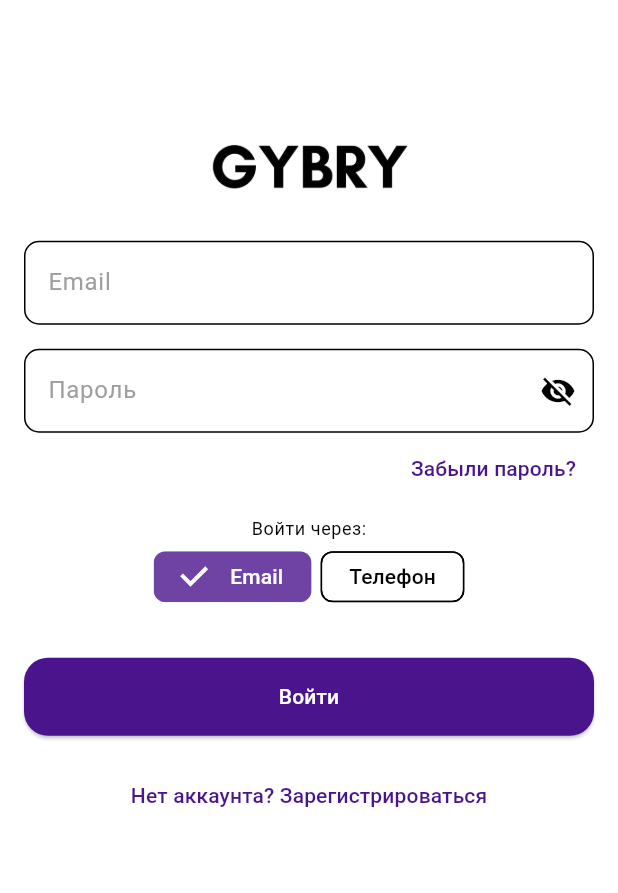
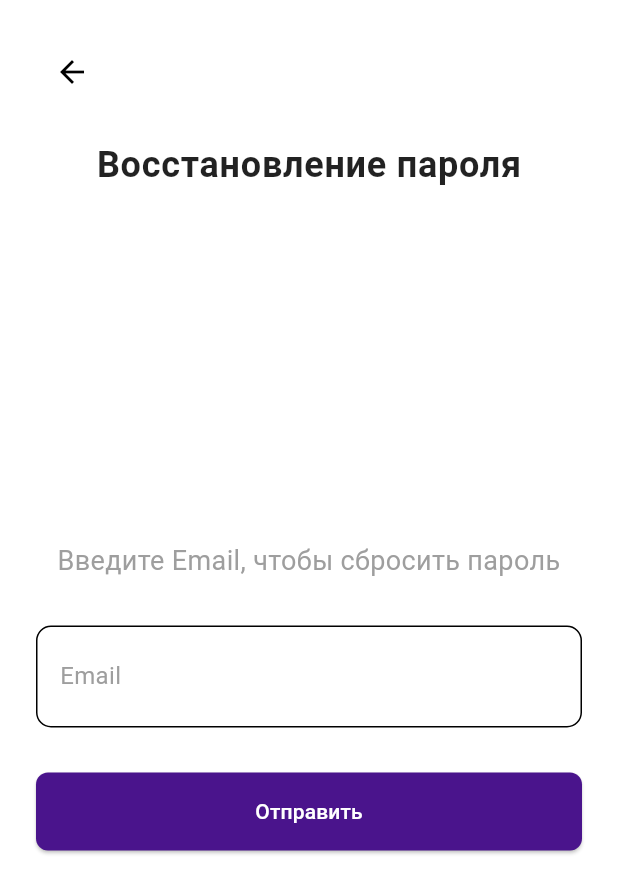
Before and after one commit to BondarevAD/gybry_demo, a Flutter app: the screen it shows after launch, after a tap on "Забыли пароль?", on a phone screen of 412 x 824 dp. Shown: the top 893 px of the screen. Run offline on Flutter 3.47's test engine with Material 3 defaults, Android fonts, the phone set to English and light mode, and no system bars; missing offline and left inert: all_country_code.

Commit message:
feat: add recovery password page

```diff
--- a/lib/presentation/pages/login/widgets/login_page_body.dart
+++ b/lib/presentation/pages/login/widgets/login_page_body.dart
@@ -1,6 +1,7 @@
 import 'package:flutter/material.dart';
 import 'package:all_country_code/all_country_code.dart';
 import 'package:gybry_demo/presentation/pages/profile/profile_page.dart';
+import 'package:gybry_demo/presentation/pages/recovery_page/recovery_page.dart';
 import 'package:gybry_demo/presentation/widgets/phone_field.dart';
 import 'package:gybry_demo/presentation/widgets/sign_up_text_field.dart';
 import 'package:gybry_demo/presentation/pages/sign_up/sign_up_page.dart';
@@ -92,7 +93,10 @@ class _LoginPageBodyState extends State<LoginPageBody> {
               alignment: Alignment.centerRight,
               child: TextButton(
                 onPressed: () {
-                  // TODO: Implement forgot password logic
+                  Navigator.push(
+                    context,
+                    MaterialPageRoute(builder: (_) => const RecoveryPage()),
+                  );
                 },
                 child: const Text('Забыли пароль?'),
               ),
@@ -117,10 +121,7 @@ class _LoginPageBodyState extends State<LoginPageBody> {
                         label: Text(
                           'Email',
                           style: TextStyle(
-                            color:
-                                _useEmail
-                                    ? Colors.white
-                                    : Colors.black, // цвет зависит от выбора
+                            color: _useEmail ? Colors.white : Colors.black,
                           ),
                         ),
                         selected: _useEmail,
@@ -137,10 +138,7 @@ class _LoginPageBodyState extends State<LoginPageBody> {
                         label: Text(
                           'Телефон',
                           style: TextStyle(
-                            color:
-                                !_useEmail
-                                    ? Colors.white
-                                    : Colors.black, // цвет зависит от выбора
+                            color: !_useEmail ? Colors.white : Colors.black,
                           ),
                         ),
                         selected: !_useEmail,
--- /dev/null
+++ b/lib/presentation/pages/recovery_page/recovery_page.dart
@@ -0,0 +1,11 @@
+import 'package:flutter/material.dart';
+import 'package:gybry_demo/presentation/pages/recovery_page/widgets/recovety_page_body.dart';
+
+class RecoveryPage extends StatelessWidget {
+  const RecoveryPage({super.key});
+
+  @override
+  Widget build(BuildContext context) {
+    return Scaffold(body: const RecoveryPageBody());
+  }
+}
--- /dev/null
+++ b/lib/presentation/pages/recovery_page/widgets/recovety_page_body.dart
@@ -0,0 +1,118 @@
+import 'package:flutter/material.dart';
+import 'package:gybry_demo/presentation/utils/app_colors.dart';
+import 'package:gybry_demo/presentation/utils/extensions.dart';
+import 'package:gybry_demo/presentation/widgets/sign_up_text_field.dart';
+
+class RecoveryPageBody extends StatefulWidget {
+  const RecoveryPageBody({super.key});
+
+  @override
+  State<RecoveryPageBody> createState() => _RecoveryPageBodyState();
+}
+
+class _RecoveryPageBodyState extends State<RecoveryPageBody> {
+  final _formKey = GlobalKey<FormState>();
+  final _emailController = TextEditingController();
+
+  bool _submitted = false;
+
+  @override
+  void dispose() {
+    _emailController.dispose();
+    super.dispose();
+  }
+
+  void _submit() {
+    if (_formKey.currentState!.validate()) {
+      setState(() {
+        _submitted = true;
+      });
+
+      // TODO: ADD RECOVERY LOGIC
+    }
+  }
+
+  @override
+  Widget build(BuildContext context) {
+    return Padding(
+      padding: const EdgeInsets.all(24.0),
+      child: Column(
+        children: [
+          Align(
+            alignment: Alignment.topLeft,
+            child: IconButton(
+              icon: const Icon(Icons.arrow_back),
+              onPressed: () => Navigator.pop(context),
+            ),
+          ),
+          const SizedBox(height: 20),
+          Text(
+            "Восстановление пароля",
+            style: context.theme.textTheme.bodyLarge,
+          ),
+          Expanded(
+            child: Center(
+              child:
+                  _submitted
+                      ? Column(
+                        mainAxisSize: MainAxisSize.min,
+                        children: const [
+                          Icon(
+                            Icons.mark_email_read,
+                            size: 80,
+                            color: darkPurple,
+                          ),
+                          SizedBox(height: 20),
+                          Text(
+                            'Инструкция по восстановлению отправлена на Email.',
+                            textAlign: TextAlign.center,
+                            style: TextStyle(fontSize: 16),
+                          ),
+                        ],
+                      )
+                      : Form(
+                        key: _formKey,
+                        child: Column(
+                          mainAxisSize: MainAxisSize.min,
+                          children: [
+                            const Text(
+                              'Введите Email, чтобы сбросить пароль',
+                              style: TextStyle(fontSize: 18),
+                              textAlign: TextAlign.center,
+                            ),
+                            const SizedBox(height: 30),
+                            SigningTextField(
+                              label: 'Email',
+                              controller: _emailController,
+                              validator: (value) {
+                                if (value == null || value.isEmpty) {
+                                  return 'Введите Email';
+                                }
+                                final emailRegex = RegExp(
+                                  r'^[\w-.]+@([\w-]+\.)+[\w-]{2,4}$',
+                                );
+                                if (!emailRegex.hasMatch(value)) {
+                                  return 'Некорректный Email';
+                                }
+                                return null;
+                              },
+                            ),
+
+                            const SizedBox(height: 30),
+                            SizedBox(
+                              width: double.infinity,
+                              child: ElevatedButton(
+                                onPressed: _submit,
+                                child: const Text('Отправить'),
+                              ),
+                            ),
+                          ],
+                        ),
+                      ),
+            ),
+          ),
+        ],
+      ),
+    );
+  }
+}
--- a/lib/presentation/themes/themes.dart
+++ b/lib/presentation/themes/themes.dart
@@ -26,7 +26,11 @@ final lightTheme = ThemeData(
   ),
   textTheme: const TextTheme(
     displayLarge: TextStyle(color: darkPurple, fontWeight: FontWeight.bold),
-    bodyLarge: TextStyle(color: Colors.black87),
+    bodyLarge: TextStyle(
+      color: Colors.black87,
+      fontSize: 24,
+      fontWeight: FontWeight.bold,
+    ),
     bodyMedium: descriptionFont,
   ),
   scaffoldBackgroundColor: white,
--- /dev/null
+++ b/lib/presentation/utils/extensions.dart
@@ -0,0 +1,5 @@
+import 'package:flutter/material.dart';
+
+extension BuildContextExtension on BuildContext {
+  ThemeData get theme => Theme.of(this);
+}
--- a/lib/presentation/widgets/phone_field.dart
+++ b/lib/presentation/widgets/phone_field.dart
@@ -1,6 +1,7 @@
 import 'package:all_country_code/all_country_code.dart';
 import 'package:flutter/material.dart';
 import 'package:flutter/services.dart';
+import 'package:gybry_demo/presentation/utils/extensions.dart';
 
 class PhoneInputField extends StatelessWidget {
   final List<Country> countries;
@@ -50,7 +51,9 @@ class PhoneInputField extends StatelessWidget {
             decoration: InputDecoration(
               hintText: hintText,
               labelText: labelText,
-              labelStyle: TextStyle(color: labelColor),
+              labelStyle: context.theme.textTheme.bodyMedium!.copyWith(
+                fontSize: 16,
+              ),
               alignLabelWithHint: true,
               border: OutlineInputBorder(
                 borderRadius: BorderRadius.circular(borderRadius),
--- a/lib/presentation/widgets/sign_up_text_field.dart
+++ b/lib/presentation/widgets/sign_up_text_field.dart
@@ -1,4 +1,5 @@
 import 'package:flutter/material.dart';
+import 'package:gybry_demo/presentation/utils/extensions.dart';
 
 class SigningTextField extends StatelessWidget {
   final String label;
@@ -31,7 +32,7 @@ class SigningTextField extends StatelessWidget {
         border: OutlineInputBorder(
           borderRadius: BorderRadius.circular(borderRadius),
         ),
-        labelStyle: TextStyle(color: labelColor),
+        labelStyle: context.theme.textTheme.bodyMedium!.copyWith(fontSize: 16),
         suffixIcon: suffixIcon,
       ),
       validator: validator,
```
